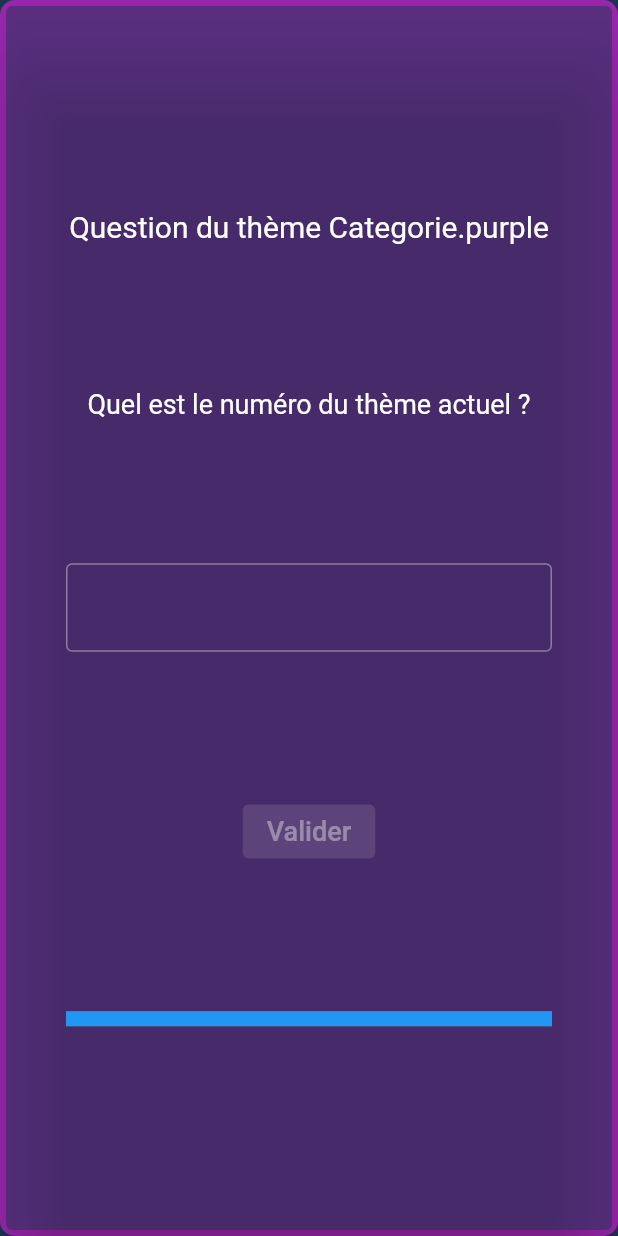
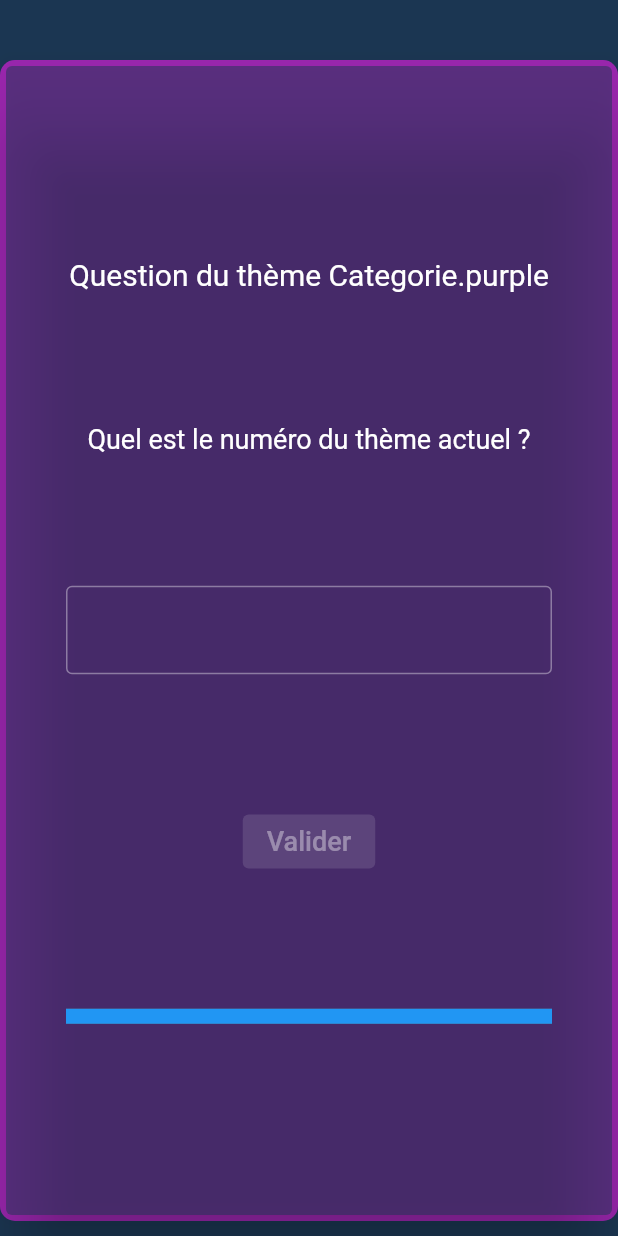
Before and after one commit to benoitkugler/maths-online, a Flutter app: the QuestionRoute widget shown alone on an empty page, opened directly with empty values, on a phone screen of 412 x 824 dp. Run offline on Flutter 3.47's test engine with Material 2 defaults, Android fonts, the light colour scheme and no system bars.

Commit message:
adjust UI

```diff
--- a/eleve/lib/trivialpoursuit/question.dart
+++ b/eleve/lib/trivialpoursuit/question.dart
@@ -44,7 +44,9 @@ class _QuestionRouteState extends State<QuestionRoute> {
 
   @override
   Widget build(BuildContext context) {
-    return DecoratedBox(
+    return Padding(
+      padding: const EdgeInsets.only(top: 40, bottom: 10),
+      child: DecoratedBox(
         decoration: BoxDecoration(
             color: widget.question.categorie.color,
             borderRadius: const BorderRadius.all(Radius.circular(10))),
@@ -89,6 +91,7 @@ class _QuestionRouteState extends State<QuestionRoute> {
             ),
           ),
         ),
+      ),
     );
   }
 }
```
Also changed, not shown: eleve/lib/trivialpoursuit/game.dart (+9 -14 lines), 1 other file. Lines whose indentation alone changed are shown as unchanged.
